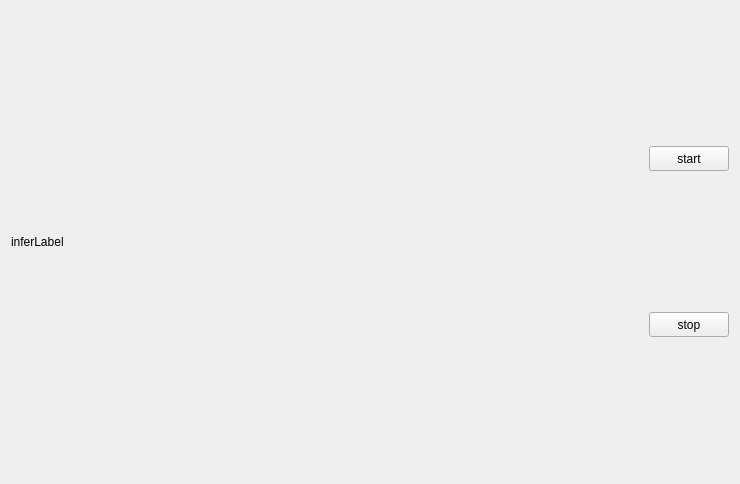
Qt form Linux_Qt/widget.ui (DeepEmbeded/Style_Change_embeded_linux) before a commit.
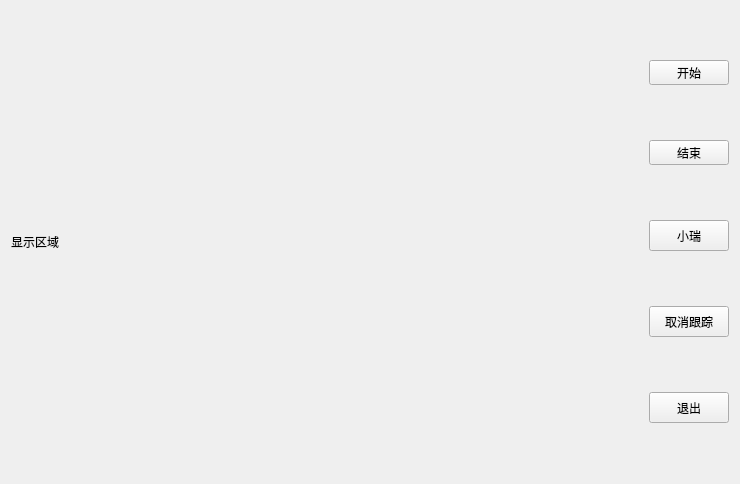
The same form after that commit.

What changed in the file:
```diff
--- a/Linux_Qt/widget.ui
+++ b/Linux_Qt/widget.ui
@@ -23,7 +23,7 @@
       </size>
      </property>
      <property name="text">
-      <string>inferLabel</string>
+      <string>显示区域</string>
      </property>
     </widget>
    </item>
@@ -38,7 +38,7 @@
         </size>
        </property>
        <property name="text">
-        <string>start</string>
+        <string>开始</string>
        </property>
       </widget>
      </item>
@@ -51,7 +51,46 @@
         </size>
        </property>
        <property name="text">
-        <string>stop</string>
+        <string>结束</string>
+       </property>
+      </widget>
+     </item>
+     <item>
+      <widget class="QPushButton" name="btnllm">
+       <property name="maximumSize">
+        <size>
+         <width>80</width>
+         <height>31</height>
+        </size>
+       </property>
+       <property name="text">
+        <string>小瑞</string>
+       </property>
+      </widget>
+     </item>
+     <item>
+      <widget class="QPushButton" name="cancelTrackingButton">
+       <property name="maximumSize">
+        <size>
+         <width>80</width>
+         <height>31</height>
+        </size>
+       </property>
+       <property name="text">
+        <string>取消跟踪</string>
+       </property>
+      </widget>
+     </item>
+     <item>
+      <widget class="QPushButton" name="exitbt">
+       <property name="maximumSize">
+        <size>
+         <width>80</width>
+         <height>31</height>
+        </size>
+       </property>
+       <property name="text">
+        <string>退出</string>
        </property>
       </widget>
      </item>
```
